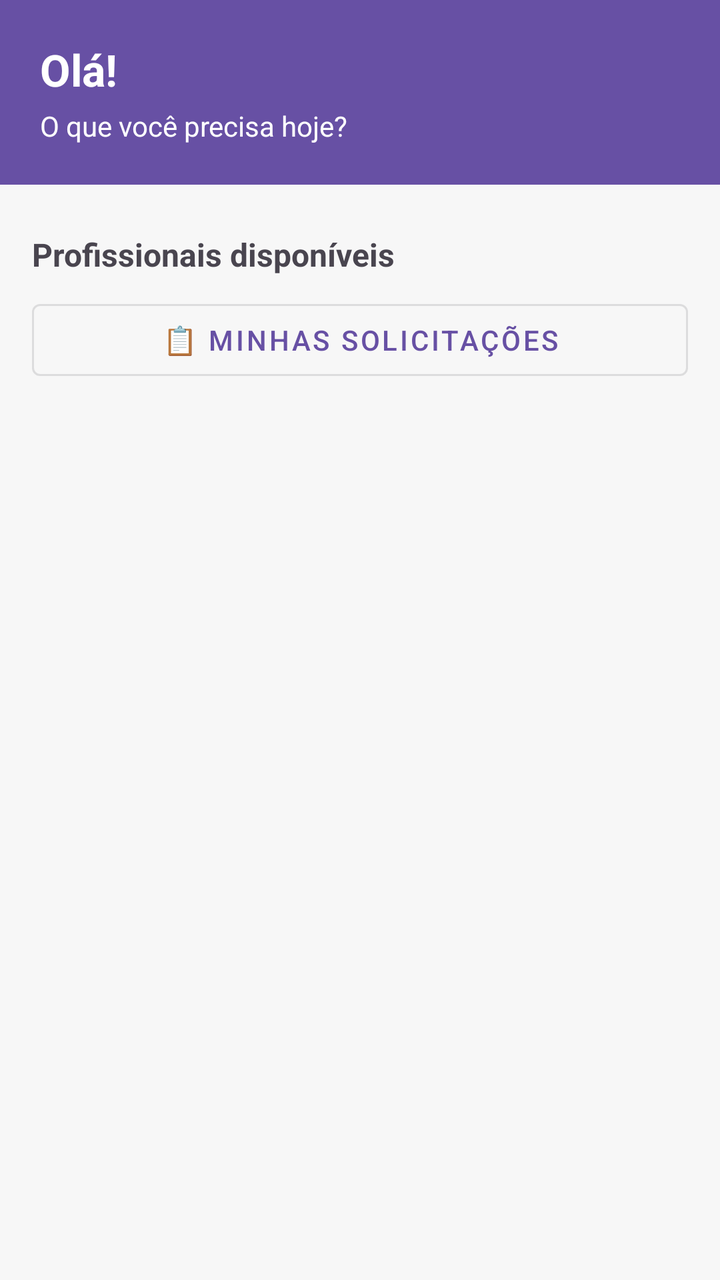
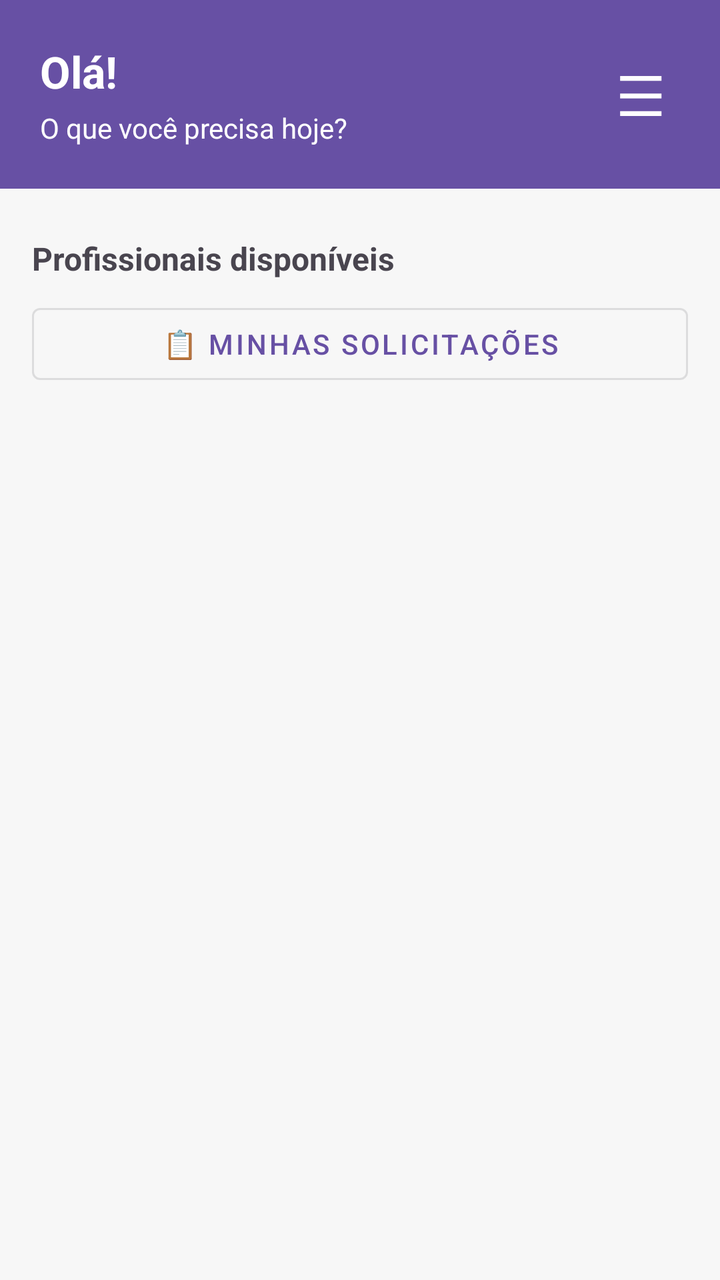

Screens rendered from an Android XML layout before and after an edit, with the pre-edit source and the edit as a unified diff.
<!-- AndroidManifest.xml: application theme Theme.MeuFreela -->
<!-- res/layout/activity_main_cliente.xml -->
<?xml version="1.0" encoding="utf-8"?>
<LinearLayout xmlns:android="http://schemas.android.com/apk/res/android"
    android:layout_width="match_parent"
    android:layout_height="match_parent"
    android:orientation="vertical"
    android:background="#F7F7F7">

    
    <LinearLayout

        android:layout_width="match_parent"
        android:layout_height="wrap_content"
        android:orientation="vertical"
        android:background="?attr/colorPrimary"
        android:padding="20dp">

        <TextView
            android:id="@+id/textSaudacao"
            android:layout_width="wrap_content"
            android:layout_height="wrap_content"
            android:text="Olá!"
            android:textColor="#FFFFFF"
            android:textSize="22sp"
            android:textStyle="bold" />

        <TextView
            android:layout_width="wrap_content"
            android:layout_height="wrap_content"
            android:text="O que você precisa hoje?"
            android:textColor="#FFFFFF"
            android:textSize="14sp"
            android:layout_marginTop="4dp" />
    </LinearLayout>

    
    <HorizontalScrollView
        android:layout_width="match_parent"
        android:layout_height="wrap_content"
        android:scrollbars="none"
        android:paddingVertical="12dp">

        <LinearLayout
            android:id="@+id/containerCategorias"
            android:layout_width="wrap_content"
            android:layout_height="wrap_content"
            android:orientation="horizontal"
            android:paddingHorizontal="12dp" />
    </HorizontalScrollView>

    
    <TextView
        android:id="@+id/textTituloLista"
        android:layout_width="wrap_content"
        android:layout_height="wrap_content"
        android:text="Profissionais disponíveis"
        android:textSize="16sp"
        android:textStyle="bold"
        android:paddingHorizontal="16dp"
        android:layout_marginBottom="8dp" />

    <com.google.android.material.button.MaterialButton
        android:id="@+id/botaoMinhasSolicitacoes"
        style="@style/Widget.MaterialComponents.Button.OutlinedButton"
        android:layout_width="match_parent"
        android:layout_height="wrap_content"
        android:layout_marginHorizontal="16dp"
        android:layout_marginBottom="8dp"
        android:text="📋 Minhas Solicitações" />

    <androidx.recyclerview.widget.RecyclerView
        android:id="@+id/recyclerFreelancers"
        android:layout_width="match_parent"
        android:layout_height="0dp"
        android:layout_weight="1"
        android:clipToPadding="false"
        android:paddingHorizontal="8dp"
        android:paddingBottom="16dp" />

    <ProgressBar
        android:id="@+id/progressBar"
        android:layout_width="wrap_content"
        android:layout_height="wrap_content"
        android:layout_gravity="center_horizontal"
        android:visibility="gone" />
</LinearLayout>
<!-- resources referenced by this layout -->
<resources>
  <style name="Theme.MeuFreela" parent="Base.Theme.MeuFreela" />
  <style name="Base.Theme.MeuFreela" parent="Theme.Material3.DayNight.NoActionBar">
          
          
      </style>
</resources>

<!-- the commit's change to res/layout/activity_main_cliente.xml (unified diff, before → after) -->
@@ -7,29 +7,45 @@
 
     
     <LinearLayout
-
         android:layout_width="match_parent"
         android:layout_height="wrap_content"
-        android:orientation="vertical"
+        android:orientation="horizontal"
         android:background="?attr/colorPrimary"
-        android:padding="20dp">
+        android:padding="20dp"
+        android:gravity="center_vertical">
+
+        <LinearLayout
+            android:layout_width="0dp"
+            android:layout_height="wrap_content"
+            android:layout_weight="1"
+            android:orientation="vertical">
+
+            <TextView
+                android:id="@+id/textSaudacao"
+                android:layout_width="wrap_content"
+                android:layout_height="wrap_content"
+                android:text="Olá!"
+                android:textColor="#FFFFFF"
+                android:textSize="22sp"
+                android:textStyle="bold" />
+
+            <TextView
+                android:layout_width="wrap_content"
+                android:layout_height="wrap_content"
+                android:text="O que você precisa hoje?"
+                android:textColor="#FFFFFF"
+                android:textSize="14sp"
+                android:layout_marginTop="4dp" />
+        </LinearLayout>
 
         <TextView
-            android:id="@+id/textSaudacao"
+            android:id="@+id/botaoMenu"
             android:layout_width="wrap_content"
             android:layout_height="wrap_content"
-            android:text="Olá!"
+            android:text="☰"
+            android:textSize="28sp"
             android:textColor="#FFFFFF"
-            android:textSize="22sp"
-            android:textStyle="bold" />
-
-        <TextView
-            android:layout_width="wrap_content"
-            android:layout_height="wrap_content"
-            android:text="O que você precisa hoje?"
-            android:textColor="#FFFFFF"
-            android:textSize="14sp"
-            android:layout_marginTop="4dp" />
+            android:padding="8dp" />
     </LinearLayout>
 
     
